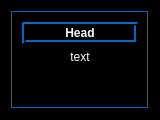
Above: ui/messager.ui from proDOOMman/GodvilleQT before the change. Below: the same form after it.
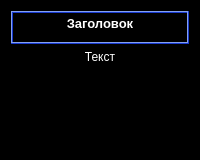
That is the form after the change. Icons and pictures are not drawn.

Commit message: Проблема с гласом божьим решена (вроде?). Русские боги отображаются нормально. Переделан виджет вспдывающих сообщений. В windows версии добавлена иконка. Исправлена реакция по нажатию на иконку в трее.

What changed in the file:
```diff
--- a/ui/messager.ui
+++ b/ui/messager.ui
@@ -6,8 +6,8 @@
    <rect>
     <x>0</x>
     <y>0</y>
-    <width>160</width>
-    <height>120</height>
+    <width>200</width>
+    <height>160</height>
    </rect>
   </property>
   <property name="sizePolicy">
@@ -16,6 +16,12 @@
     <verstretch>0</verstretch>
    </sizepolicy>
   </property>
+  <property name="maximumSize">
+   <size>
+    <width>200</width>
+    <height>350</height>
+   </size>
+  </property>
   <property name="palette">
    <palette>
     <active>
@@ -438,15 +444,12 @@
    <iconset resource="../resorce.qrc">
     <normaloff>:/src/icon.svg</normaloff>:/src/icon.svg</iconset>
   </property>
-  <layout class="QVBoxLayout" name="verticalLayout">
+  <layout class="QVBoxLayout" name="verticalLayout" stretch="1,3">
+   <property name="sizeConstraint">
+    <enum>QLayout::SetNoConstraint</enum>
+   </property>
    <item>
-    <widget class="QFrame" name="frame">
-     <property name="sizePolicy">
-      <sizepolicy hsizetype="Preferred" vsizetype="Expanding">
-       <horstretch>0</horstretch>
-       <verstretch>0</verstretch>
-      </sizepolicy>
-     </property>
+    <widget class="QLabel" name="head">
      <property name="palette">
       <palette>
        <active>
@@ -459,48 +462,30 @@
           </color>
          </brush>
         </colorrole>
-        <colorrole role="Button">
-         <brush brushstyle="SolidPattern">
-          <color alpha="255">
-           <red>0</red>
-           <green>0</green>
-           <blue>0</blue>
-          </color>
-         </brush>
-        </colorrole>
         <colorrole role="Light">
          <brush brushstyle="SolidPattern">
           <color alpha="255">
-           <red>0</red>
-           <green>105</green>
-           <blue>197</blue>
-          </color>
-         </brush>
-        </colorrole>
-        <colorrole role="Midlight">
-         <brush brushstyle="SolidPattern">
-          <color alpha="255">
-           <red>0</red>
-           <green>0</green>
-           <blue>0</blue>
+           <red>132</red>
+           <green>161</green>
+           <blue>240</blue>
           </color>
          </brush>
         </colorrole>
         <colorrole role="Dark">
          <brush brushstyle="SolidPattern">
           <color alpha="255">
-           <red>0</red>
-           <green>0</green>
-           <blue>0</blue>
+           <red>25</red>
+           <green>58</green>
+           <blue>205</blue>
           </color>
          </brush>
         </colorrole>
         <colorrole role="Mid">
          <brush brushstyle="SolidPattern">
           <color alpha="255">
-           <red>0</red>
-           <green>0</green>
-           <blue>0</blue>
+           <red>47</red>
+           <green>83</green>
+           <blue>245</blue>
           </color>
          </brush>
         </colorrole>
@@ -513,15 +498,6 @@
           </color>
          </brush>
         </colorrole>
-        <colorrole role="BrightText">
-         <brush brushstyle="SolidPattern">
-          <color alpha="255">
-           <red>255</red>
-           <green>255</green>
-           <blue>255</blue>
-          </color>
-         </brush>
-        </colorrole>
         <colorrole role="ButtonText">
          <brush brushstyle="SolidPattern">
           <color alpha="255">
@@ -531,60 +507,6 @@
           </color>
          </brush>
         </colorrole>
-        <colorrole role="Base">
-         <brush brushstyle="SolidPattern">
-          <color alpha="255">
-           <red>0</red>
-           <green>0</green>
-           <blue>0</blue>
-          </color>
-         </brush>
-        </colorrole>
-        <colorrole role="Window">
-         <brush brushstyle="SolidPattern">
-          <color alpha="255">
-           <red>0</red>
-           <green>0</green>
-           <blue>0</blue>
-          </color>
-         </brush>
-        </colorrole>
-        <colorrole role="Shadow">
-         <brush brushstyle="SolidPattern">
-          <color alpha="255">
-           <red>0</red>
-           <green>0</green>
-           <blue>0</blue>
-          </color>
-         </brush>
-        </colorrole>
-        <colorrole role="AlternateBase">
-         <brush brushstyle="SolidPattern">
-          <color alpha="255">
-           <red>0</red>
-           <green>0</green>
-           <blue>0</blue>
-          </color>
-         </brush>
-        </colorrole>
-        <colorrole role="ToolTipBase">
-         <brush brushstyle="SolidPattern">
-          <color alpha="255">
-           <red>255</red>
-           <green>255</green>
-           <blue>220</blue>
-          </color>
-         </brush>
-        </colorrole>
-        <colorrole role="ToolTipText">
-         <brush brushstyle="SolidPattern">
-          <color alpha="255">
-           <red>0</red>
-           <green>0</green>
-           <blue>0</blue>
-          </color>
-         </brush>
-        </colorrole>
        </active>
        <inactive>
         <colorrole role="WindowText">
@@ -596,48 +518,30 @@
           </color>
          </brush>
         </colorrole>
-        <colorrole role="Button">
-         <brush brushstyle="SolidPattern">
-          <color alpha="255">
-           <red>0</red>
-           <green>0</green>
-           <blue>0</blue>
-          </color>
-         </brush>
-        </colorrole>
         <colorrole role="Light">
          <brush brushstyle="SolidPattern">
           <color alpha="255">
-           <red>0</red>
-           <green>105</green>
-           <blue>197</blue>
-          </color>
-         </brush>
-        </colorrole>
-        <colorrole role="Midlight">
-         <brush brushstyle="SolidPattern">
-          <color alpha="255">
-           <red>0</red>
-           <green>0</green>
-           <blue>0</blue>
+           <red>132</red>
+           <green>161</green>
+           <blue>240</blue>
           </color>
          </brush>
         </colorrole>
         <colorrole role="Dark">
          <brush brushstyle="SolidPattern">
           <color alpha="255">
-           <red>0</red>
-           <green>0</green>
-           <blue>0</blue>
+           <red>25</red>
+           <green>58</green>
+           <blue>205</blue>
           </color>
          </brush>
         </colorrole>
         <colorrole role="Mid">
          <brush brushstyle="SolidPattern">
           <color alpha="255">
-           <red>0</red>
-           <green>0</green>
-           <blue>0</blue>
+           <red>47</red>
+           <green>83</green>
+           <blue>245</blue>
           </color>
          </brush>
         </colorrole>
@@ -650,15 +554,6 @@
           </color>
          </brush>
         </colorrole>
-        <colorrole role="BrightText">
-         <brush brushstyle="SolidPattern">
-          <color alpha="255">
-           <red>255</red>
-           <green>255</green>
-           <blue>255</blue>
-          </color>
-         </brush>
-        </colorrole>
         <colorrole role="ButtonText">
          <brush brushstyle="SolidPattern">
           <color alpha="255">
@@ -668,284 +563,103 @@
           </color>
          </brush>
         </colorrole>
-        <colorrole role="Base">
-         <brush brushstyle="SolidPattern">
-          <color alpha="255">
-           <red>0</red>
-           <green>0</green>
-           <blue>0</blue>
-          </color>
-         </brush>
-        </colorrole>
-        <colorrole role="Window">
-         <brush brushstyle="SolidPattern">
-          <color alpha="255">
-           <red>0</red>
-           <green>0</green>
-           <blue>0</blue>
-          </color>
-         </brush>
-        </colorrole>
-        <colorrole role="Shadow">
-         <brush brushstyle="SolidPattern">
-          <color alpha="255">
-           <red>0</red>
-           <green>0</green>
-           <blue>0</blue>
-          </color>
-         </brush>
-        </colorrole>
-        <colorrole role="AlternateBase">
-         <brush brushstyle="SolidPattern">
-          <color alpha="255">
-           <red>0</red>
-           <green>0</green>
-           <blue>0</blue>
-          </color>
-         </brush>
-        </colorrole>
-        <colorrole role="ToolTipBase">
-         <brush brushstyle="SolidPattern">
-          <color alpha="255">
-           <red>255</red>
-           <green>255</green>
-           <blue>220</blue>
-          </color>
-         </brush>
-        </colorrole>
-        <colorrole role="ToolTipText">
-         <brush brushstyle="SolidPattern">
-          <color alpha="255">
-           <red>0</red>
-           <green>0</green>
-           <blue>0</blue>
-          </color>
-         </brush>
-        </colorrole>
        </inactive>
        <disabled>
         <colorrole role="WindowText">
          <brush brushstyle="SolidPattern">
           <color alpha="255">
-           <red>0</red>
-           <green>0</green>
-           <blue>0</blue>
-          </color>
-         </brush>
-        </colorrole>
-        <colorrole role="Button">
-         <brush brushstyle="SolidPattern">
-          <color alpha="255">
-           <red>0</red>
-           <green>0</green>
-           <blue>0</blue>
+           <red>25</red>
+           <green>58</green>
+           <blue>205</blue>
           </color>
          </brush>
         </colorrole>
         <colorrole role="Light">
          <brush brushstyle="SolidPattern">
           <color alpha="255">
-           <red>0</red>
-           <green>105</green>
-           <blue>197</blue>
-          </color>
-         </brush>
-        </colorrole>
-        <colorrole role="Midlight">
-         <brush brushstyle="SolidPattern">
-          <color alpha="255">
-           <red>0</red>
-           <green>0</green>
-           <blue>0</blue>
+           <red>132</red>
+           <green>161</green>
+           <blue>240</blue>
           </color>
          </brush>
         </colorrole>
         <colorrole role="Dark">
          <brush brushstyle="SolidPattern">
           <color alpha="255">
-           <red>0</red>
-           <green>0</green>
-           <blue>0</blue>
+           <red>25</red>
+           <green>58</green>
+           <blue>205</blue>
           </color>
          </brush>
         </colorrole>
         <colorrole role="Mid">
          <brush brushstyle="SolidPattern">
           <color alpha="255">
-           <red>0</red>
-           <green>0</green>
-           <blue>0</blue>
+           <red>47</red>
+           <green>83</green>
+           <blue>245</blue>
           </color>
          </brush>
         </colorrole>
         <colorrole role="Text">
          <brush brushstyle="SolidPattern">
           <color alpha="255">
-           <red>0</red>
-           <green>0</green>
-           <blue>0</blue>
-          </color>
-         </brush>
-        </colorrole>
-        <colorrole role="BrightText">
-         <brush brushstyle="SolidPattern">
-          <color alpha="255">
-           <red>255</red>
-           <green>255</green>
-           <blue>255</blue>
+           <red>25</red>
+           <green>58</green>
+           <blue>205</blue>
           </color>
          </brush>
         </colorrole>
         <colorrole role="ButtonText">
          <brush brushstyle="SolidPattern">
           <color alpha="255">
-           <red>0</red>
-           <green>0</green>
-           <blue>0</blue>
-          </color>
-         </brush>
-        </colorrole>
-        <colorrole role="Base">
-         <brush brushstyle="SolidPattern">
-          <color alpha="255">
-           <red>0</red>
-           <green>0</green>
-           <blue>0</blue>
-          </color>
-         </brush>
-        </colorrole>
-        <colorrole role="Window">
-         <brush brushstyle="SolidPattern">
-          <color alpha="255">
-           <red>0</red>
-           <green>0</green>
-           <blue>0</blue>
-          </color>
-         </brush>
-        </colorrole>
-        <colorrole role="Shadow">
-         <brush brushstyle="SolidPattern">
-          <color alpha="255">
-           <red>0</red>
-           <green>0</green>
-           <blue>0</blue>
-          </color>
-         </brush>
-        </colorrole>
-        <colorrole role="AlternateBase">
-         <brush brushstyle="SolidPattern">
-          <color alpha="255">
-           <red>0</red>
-           <green>0</green>
-           <blue>0</blue>
-          </color>
-         </brush>
-        </colorrole>
-        <colorrole role="ToolTipBase">
-         <brush brushstyle="SolidPattern">
-          <color alpha="255">
-           <red>255</red>
-           <green>255</green>
-           <blue>220</blue>
-          </color>
-         </brush>
-        </colorrole>
-        <colorrole role="ToolTipText">
-         <brush brushstyle="SolidPattern">
-          <color alpha="255">
-           <red>0</red>
-           <green>0</green>
-           <blue>0</blue>
+           <red>25</red>
+           <green>58</green>
+           <blue>205</blue>
           </color>
          </brush>
         </colorrole>
        </disabled>
       </palette>
      </property>
+     <property name="font">
+      <font>
+       <pointsize>10</pointsize>
+       <weight>75</weight>
+       <bold>true</bold>
+      </font>
+     </property>
      <property name="frameShape">
       <enum>QFrame::Box</enum>
      </property>
      <property name="frameShadow">
       <enum>QFrame::Raised</enum>
      </property>
-     <property name="lineWidth">
-      <number>1</number>
+     <property name="text">
+      <string>Заголовок</string>
      </property>
-     <property name="midLineWidth">
-      <number>0</number>
+     <property name="alignment">
+      <set>Qt::AlignHCenter|Qt::AlignTop</set>
      </property>
-     <layout class="QVBoxLayout" name="verticalLayout_3">
-      <item>
-       <widget class="QLabel" name="head">
-        <property name="sizePolicy">
-         <sizepolicy hsizetype="Preferred" vsizetype="MinimumExpanding">
-          <horstretch>0</horstretch>
-          <verstretch>0</verstretch>
-         </sizepolicy>
-        </property>
-        <property name="font">
-         <font>
-          <pointsize>9</pointsize>
-          <weight>75</weight>
-          <bold>true</bold>
-         </font>
-        </property>
-        <property name="frameShape">
-         <enum>QFrame::Box</enum>
-        </property>
-        <property name="frameShadow">
-         <enum>QFrame::Raised</enum>
-        </property>
-        <property name="lineWidth">
-         <number>2</number>
-        </property>
-        <property name="text">
-         <string>Head</string>
-        </property>
-        <property name="alignment">
-         <set>Qt::AlignCenter</set>
-        </property>
-        <property name="wordWrap">
-         <bool>true</bool>
-        </property>
-       </widget>
-      </item>
-      <item>
-       <widget class="QLabel" name="text">
-        <property name="sizePolicy">
-         <sizepolicy hsizetype="Preferred" vsizetype="Expanding">
-          <horstretch>0</horstretch>
-          <verstretch>0</verstretch>
-         </sizepolicy>
-        </property>
-        <property name="text">
-         <string>text</string>
-        </property>
-        <property name="textFormat">
-         <enum>Qt::AutoText</enum>
-        </property>
-        <property name="alignment">
-         <set>Qt::AlignCenter</set>
-        </property>
-        <property name="wordWrap">
-         <bool>true</bool>
-        </property>
-       </widget>
-      </item>
-      <item>
-       <spacer name="verticalSpacer">
-        <property name="orientation">
-         <enum>Qt::Vertical</enum>
-        </property>
-        <property name="sizeHint" stdset="0">
-         <size>
-          <width>20</width>
-          <height>40</height>
-         </size>
-        </property>
-       </spacer>
-      </item>
-     </layout>
+    </widget>
+   </item>
+   <item>
+    <widget class="QLabel" name="text">
+     <property name="sizePolicy">
+      <sizepolicy hsizetype="Preferred" vsizetype="Expanding">
+       <horstretch>0</horstretch>
+       <verstretch>0</verstretch>
+      </sizepolicy>
+     </property>
+     <property name="text">
+      <string>Текст</string>
+     </property>
+     <property name="alignment">
+      <set>Qt::AlignHCenter|Qt::AlignTop</set>
+     </property>
+     <property name="wordWrap">
+      <bool>true</bool>
+     </property>
     </widget>
    </item>
   </layout>
```
The commit also changes 30 other files.
